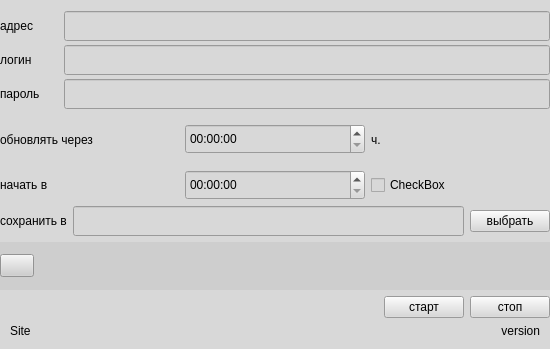
Old version of the form club_stat/gui/ui/itstat.ui in the repository zaswed76/pc_club.
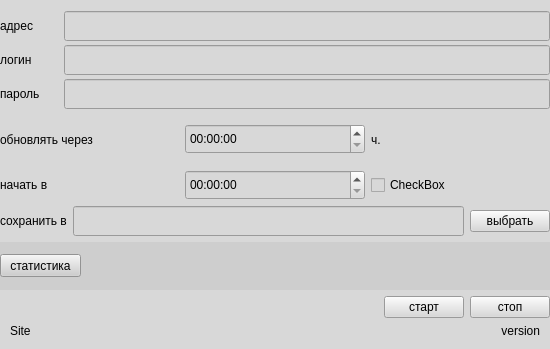
New version of the form.

Commit message: webdriver mod fix

Patch:
```diff
--- a/club_stat/gui/ui/itstat.ui
+++ b/club_stat/gui/ui/itstat.ui
@@ -295,7 +295,7 @@
        <rect>
         <x>0</x>
         <y>12</y>
-        <width>34</width>
+        <width>81</width>
         <height>23</height>
        </rect>
       </property>
@@ -303,7 +303,7 @@
        <string notr="true"/>
       </property>
       <property name="text">
-       <string/>
+       <string>статистика</string>
       </property>
       <property name="iconSize">
        <size>
```
Left out of the diff: 3 changed lines with no effect on the pictures. The commit also changes 1 other file.
